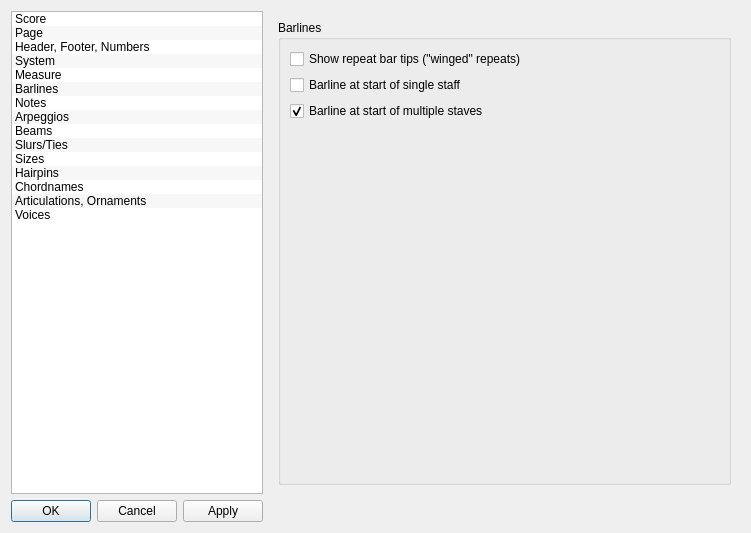
Above: mscore/mscore/editstyle.ui from musescore/musescore-old before the change. Below: the same form after it.
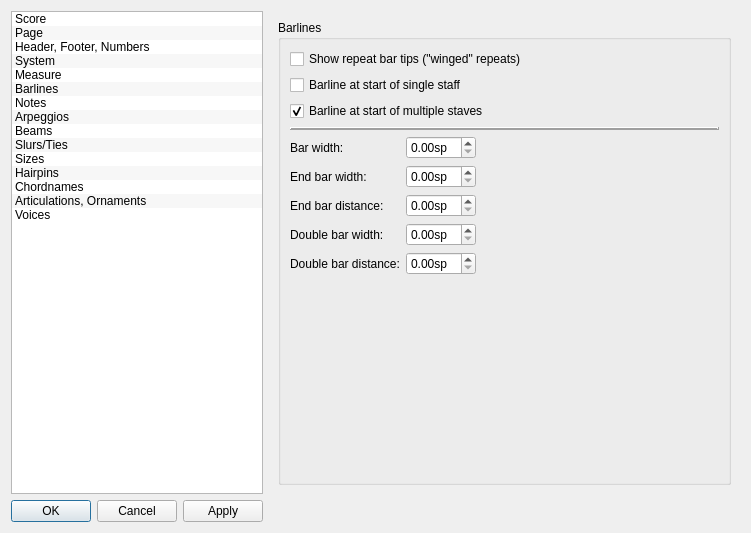
That is the form after the change. The open tabs and pages were chosen to show the change. Icons and pictures are not drawn.

Commit message: expose bar line style parameters in style editor

The edit to the form file:
```diff
--- a/mscore/mscore/editstyle.ui
+++ b/mscore/mscore/editstyle.ui
@@ -114,6 +114,23 @@
      </item>
     </widget>
    </item>
+   <item row="1" column="0">
+    <layout class="QHBoxLayout">
+     <property name="spacing">
+      <number>6</number>
+     </property>
+     <property name="margin">
+      <number>0</number>
+     </property>
+     <item>
+      <widget class="QDialogButtonBox" name="buttonBox">
+       <property name="standardButtons">
+        <set>QDialogButtonBox::Apply|QDialogButtonBox::Cancel|QDialogButtonBox::Ok</set>
+       </property>
+      </widget>
+     </item>
+    </layout>
+   </item>
    <item row="0" column="1">
     <widget class="QStackedWidget" name="stackedWidget">
      <property name="sizePolicy">
@@ -1765,30 +1782,143 @@
          <property name="title">
           <string>Barlines</string>
          </property>
-         <layout class="QFormLayout" name="formLayout_8">
-          <item row="0" column="0">
-           <widget class="QCheckBox" name="showRepeatBarTips">
-            <property name="text">
-             <string>Show repeat bar tips (&quot;winged&quot; repeats)</string>
+         <layout class="QVBoxLayout" name="verticalLayout_26">
+          <item>
+           <layout class="QVBoxLayout" name="verticalLayout_25">
+            <item>
+             <widget class="QCheckBox" name="showRepeatBarTips">
+              <property name="text">
+               <string>Show repeat bar tips (&quot;winged&quot; repeats)</string>
+              </property>
+             </widget>
+            </item>
+            <item>
+             <widget class="QCheckBox" name="showStartBarlineSingle">
+              <property name="text">
+               <string>Barline at start of single staff</string>
+              </property>
+             </widget>
+            </item>
+            <item>
+             <widget class="QCheckBox" name="showStartBarlineMultiple">
+              <property name="text">
+               <string>Barline at start of multiple staves</string>
+              </property>
+              <property name="checked">
+               <bool>true</bool>
+              </property>
+             </widget>
+            </item>
+           </layout>
+          </item>
+          <item>
+           <widget class="QFrame" name="frame">
+            <property name="sizePolicy">
+             <sizepolicy hsizetype="Expanding" vsizetype="Fixed">
+              <horstretch>0</horstretch>
+              <verstretch>0</verstretch>
+             </sizepolicy>
             </property>
+            <property name="frameShape">
+             <enum>QFrame::HLine</enum>
+            </property>
+            <property name="frameShadow">
+             <enum>QFrame::Raised</enum>
+            </property>
+            <property name="lineWidth">
+             <number>2</number>
+            </property>
            </widget>
           </item>
-          <item row="1" column="0">
-           <widget class="QCheckBox" name="showStartBarlineSingle">
-            <property name="text">
-             <string>Barline at start of single staff</string>
+          <item>
+           <layout class="QFormLayout" name="formLayout_2">
+            <property name="fieldGrowthPolicy">
+             <enum>QFormLayout::ExpandingFieldsGrow</enum>
             </property>
-           </widget>
+            <item row="0" column="0">
+             <widget class="QLabel" name="label_82">
+              <property name="text">
+               <string>Bar width:</string>
+              </property>
+             </widget>
+            </item>
+            <item row="0" column="1">
+             <widget class="QDoubleSpinBox" name="barWidth">
+              <property name="suffix">
+               <string>sp</string>
+              </property>
+             </widget>
+            </item>
+            <item row="1" column="0">
+             <widget class="QLabel" name="label_83">
+              <property name="text">
+               <string>End bar width:</string>
+              </property>
+             </widget>
+            </item>
+            <item row="1" column="1">
+             <widget class="QDoubleSpinBox" name="endBarWidth">
+              <property name="suffix">
+               <string>sp</string>
+              </property>
+             </widget>
+            </item>
+            <item row="2" column="0">
+             <widget class="QLabel" name="label_84">
+              <property name="text">
+               <string>End bar distance:</string>
+              </property>
+             </widget>
+            </item>
+            <item row="2" column="1">
+             <widget class="QDoubleSpinBox" name="endBarDistance">
+              <property name="suffix">
+               <string>sp</string>
+              </property>
+             </widget>
+            </item>
+            <item row="3" column="0">
+             <widget class="QLabel" name="label_85">
+              <property name="text">
+               <string>Double bar width:</string>
+              </property>
+             </widget>
+            </item>
+            <item row="3" column="1">
+             <widget class="QDoubleSpinBox" name="doubleBarWidth">
+              <property name="suffix">
+               <string>sp</string>
+              </property>
+             </widget>
+            </item>
+            <item row="4" column="0">
+             <widget class="QLabel" name="label_86">
+              <property name="text">
+               <string>Double bar distance:</string>
+              </property>
+             </widget>
+            </item>
+            <item row="4" column="1">
+             <widget class="QDoubleSpinBox" name="doubleBarDistance">
+              <property name="suffix">
+               <string>sp</string>
+              </property>
+             </widget>
+            </item>
+           </layout>
           </item>
-          <item row="2" column="0">
-           <widget class="QCheckBox" name="showStartBarlineMultiple">
-            <property name="text">
-             <string>Barline at start of multiple staves</string>
+          <item>
+           <spacer name="verticalSpacer_12">
+            <property name="orientation">
+             <enum>Qt::Vertical</enum>
             </property>
-            <property name="checked">
-             <bool>true</bool>
+            <property name="sizeHint" stdset="0">
+             <size>
+              <width>20</width>
+              <height>40</height>
+             </size>
             </property>
-           </widget>
+           </spacer>
           </item>
          </layout>
         </widget>
@@ -2948,23 +3078,6 @@
      </widget>
     </widget>
    </item>
-   <item row="1" column="0">
-    <layout class="QHBoxLayout">
-     <property name="spacing">
-      <number>6</number>
-     </property>
-     <property name="margin">
-      <number>0</number>
-     </property>
-     <item>
-      <widget class="QDialogButtonBox" name="buttonBox">
-       <property name="standardButtons">
-        <set>QDialogButtonBox::Apply|QDialogButtonBox::Cancel|QDialogButtonBox::Ok</set>
-       </property>
-      </widget>
-     </item>
-    </layout>
-   </item>
   </layout>
  </widget>
  <resources>
```
The commit also changes 2 other files.
